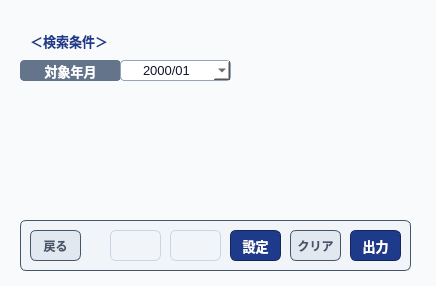
a-shimomura-shikoku-fuji/python, file app_urikake.ui: the form before one commit.
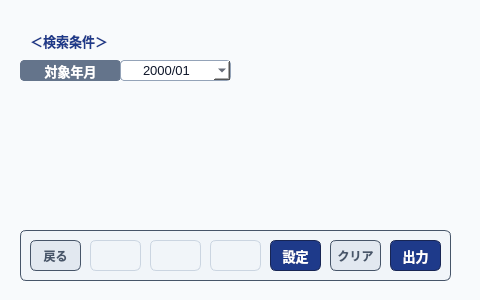
The form after the commit.

What changed in the file:
```diff
--- a/app_urikake.ui
+++ b/app_urikake.ui
@@ -6,8 +6,8 @@
    <rect>
     <x>0</x>
     <y>0</y>
-    <width>436</width>
-    <height>286</height>
+    <width>480</width>
+    <height>300</height>
    </rect>
   </property>
   <property name="font">
@@ -55,7 +55,7 @@
      <rect>
       <x>30</x>
       <y>30</y>
-      <width>120</width>
+      <width>81</width>
       <height>21</height>
      </rect>
     </property>
@@ -122,8 +122,8 @@
     <property name="geometry">
      <rect>
       <x>20</x>
-      <y>220</y>
-      <width>391</width>
+      <y>230</y>
+      <width>431</width>
       <height>51</height>
      </rect>
     </property>
@@ -158,7 +158,7 @@
     <widget class="QPushButton" name="btn_excel">
      <property name="geometry">
       <rect>
-       <x>330</x>
+       <x>370</x>
        <y>10</y>
        <width>51</width>
        <height>31</height>
@@ -182,7 +182,7 @@
     <widget class="QPushButton" name="pushButton_10">
      <property name="geometry">
       <rect>
-       <x>270</x>
+       <x>310</x>
        <y>10</y>
        <width>51</width>
        <height>31</height>
@@ -205,7 +205,7 @@
     <widget class="QPushButton" name="pushButton_1">
      <property name="geometry">
       <rect>
-       <x>90</x>
+       <x>130</x>
        <y>10</y>
        <width>51</width>
        <height>31</height>
@@ -221,7 +221,7 @@
     <widget class="QPushButton" name="pushButton_3">
      <property name="geometry">
       <rect>
-       <x>150</x>
+       <x>190</x>
        <y>10</y>
        <width>51</width>
        <height>31</height>
@@ -237,7 +237,7 @@
     <widget class="QPushButton" name="btn_excel_2">
      <property name="geometry">
       <rect>
-       <x>210</x>
+       <x>250</x>
        <y>10</y>
        <width>51</width>
        <height>31</height>
@@ -258,6 +258,22 @@
       <string>設定</string>
      </property>
     </widget>
+    <widget class="QPushButton" name="pushButton_2">
+     <property name="geometry">
+      <rect>
+       <x>70</x>
+       <y>10</y>
+       <width>51</width>
+       <height>31</height>
+      </rect>
+     </property>
+     <property name="styleSheet">
+      <string notr="true">border: 1px solid #cbd5e1;</string>
+     </property>
+     <property name="text">
+      <string/>
+     </property>
+    </widget>
    </widget>
   </widget>
  </widget>
```
